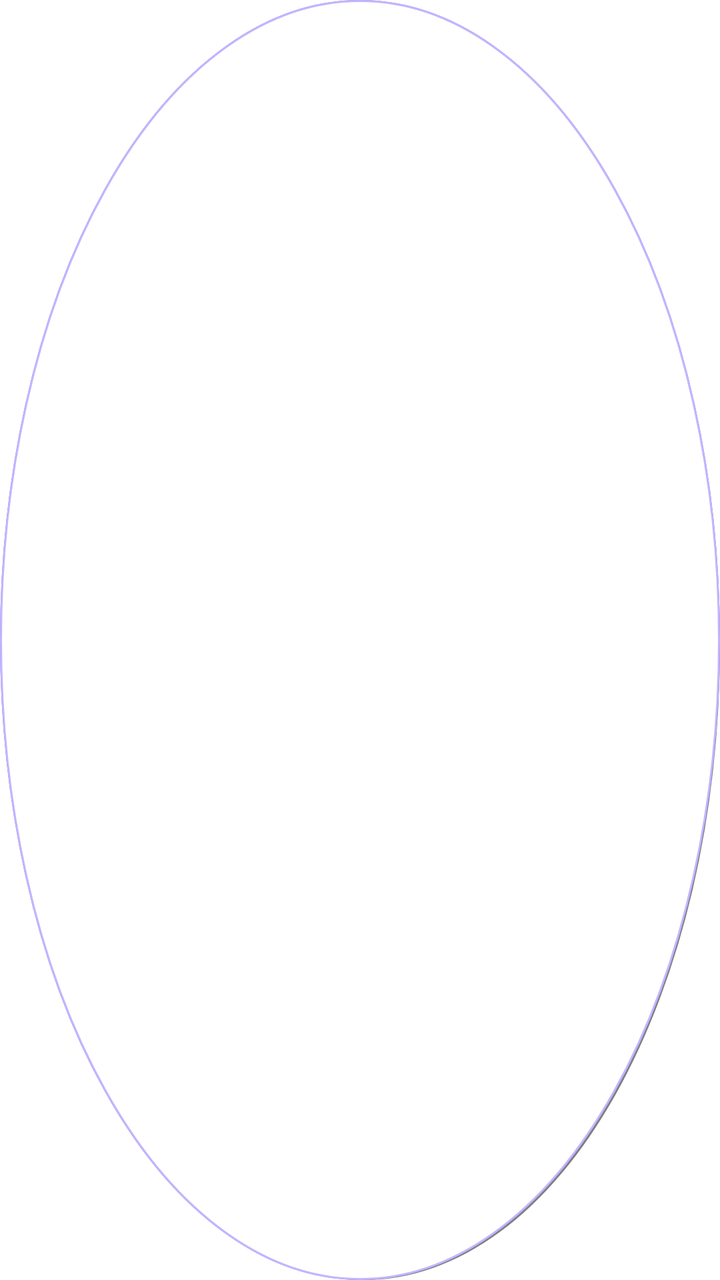
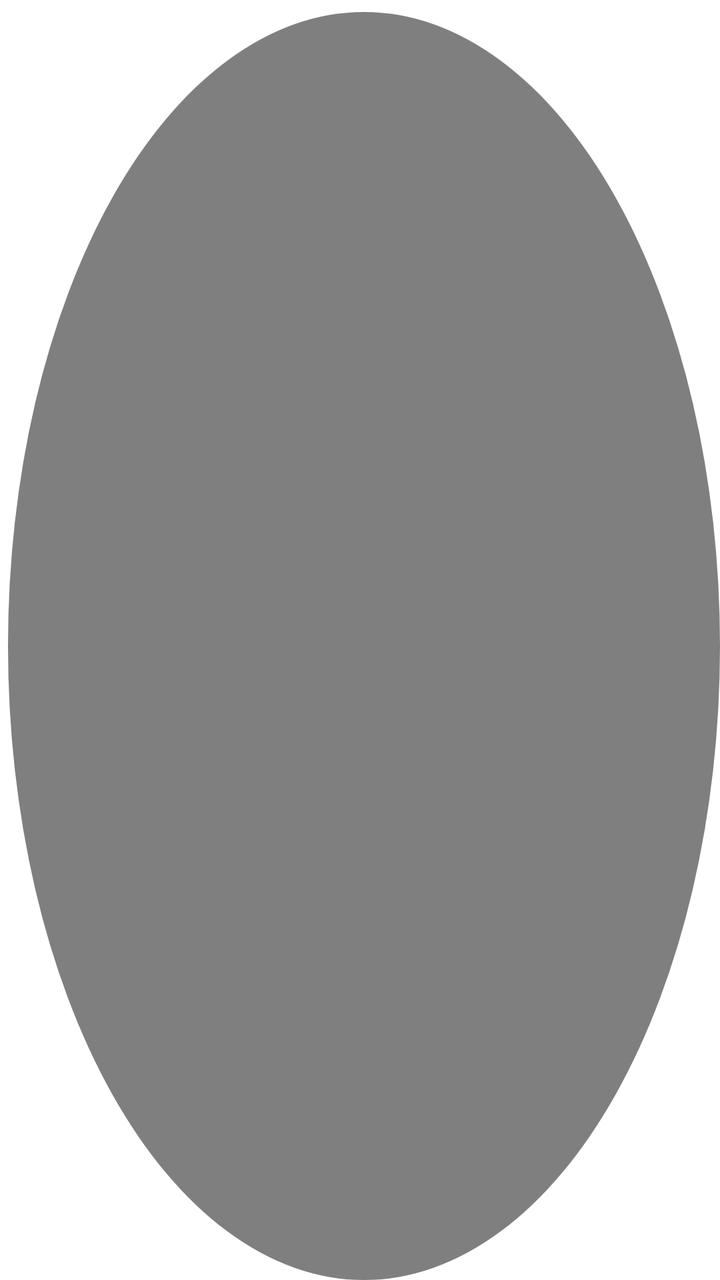

Two renders of the same Android screen: before a commit and after it. Below are the layout's source before the change and the commit's diff.
<!-- AndroidManifest.xml: application theme Theme.AIGirlFloatBall -->
<!-- res/layout/float_ball_layout.xml -->
<?xml version="1.0" encoding="utf-8"?>
<FrameLayout xmlns:android="http://schemas.android.com/apk/res/android"
    android:id="@+id/flBallRoot"
    android:layout_width="wrap_content"
    android:layout_height="wrap_content">

    
    <View
        android:id="@+id/vShadow"
        android:layout_width="match_parent"
        android:layout_height="match_parent"
        android:layout_marginStart="4dp"
        android:layout_marginTop="6dp"
        android:background="@drawable/bg_ball_shadow" />

    
    <FrameLayout
        android:id="@+id/flBallContainer"
        android:layout_width="match_parent"
        android:layout_height="match_parent"
        android:background="@drawable/bg_ball_ring">

        <ImageView
            android:id="@+id/ivCharacter"
            android:layout_width="match_parent"
            android:layout_height="match_parent"
            android:scaleType="fitCenter"
            android:padding="4dp"
            android:contentDescription="AI娘" />
    </FrameLayout>

</FrameLayout>
<!-- resources referenced by this layout -->
<resources>
  <!-- drawable bg_ball_ring (drawable) -->
  <?xml version="1.0" encoding="utf-8"?>
  <layer-list xmlns:android="http://schemas.android.com/apk/res/android">
      <item>
          <shape android:shape="oval">
              <solid android:color="#FFFFFF" />
              <stroke
                  android:width="3dp"
                  android:color="#8B5CF6" />
          </shape>
      </item>
      <item>
          <shape android:shape="oval">
              <solid android:color="#FFFFFF" />
              <stroke
                  android:width="1dp"
                  android:color="#C4B5FD" />
              <size
                  android:width="32dp"
                  android:height="32dp" />
          </shape>
      </item>
  </layer-list>
  <!-- drawable bg_ball_shadow (drawable) -->
  <?xml version="1.0" encoding="utf-8"?>
  <shape xmlns:android="http://schemas.android.com/apk/res/android"
      android:shape="oval">
      <solid android:color="#80000000" />
  </shape>
  <style name="Theme.AIGirlFloatBall" parent="Theme.MaterialComponents.DayNight.NoActionBar">
          <item name="colorPrimary">@color/purple_500</item>
          <item name="colorPrimaryVariant">@color/purple_700</item>
          <item name="colorOnPrimary">@color/white</item>
          <item name="colorSecondary">@color/teal_200</item>
          <item name="colorSecondaryVariant">@color/teal_700</item>
          <item name="colorOnSecondary">@color/black</item>
          <item name="android:statusBarColor">?attr/colorPrimaryVariant</item>
          <item name="android:windowLightStatusBar" tools:targetApi="m">false</item>
      </style>
  <color name="purple_500">#FF6200EE</color>
  <color name="purple_700">#FF3700B3</color>
  <color name="white">#FFFFFFFF</color>
  <color name="teal_200">#FF03DAC5</color>
  <color name="teal_700">#FF018786</color>
  <color name="black">#FF000000</color>
</resources>

<!-- the commit's change to res/layout/float_ball_layout.xml (unified diff, before → after) -->
@@ -1,5 +1,6 @@
 <?xml version="1.0" encoding="utf-8"?>
 <FrameLayout xmlns:android="http://schemas.android.com/apk/res/android"
+    xmlns:app="http://schemas.android.com/apk/res-auto"
     android:id="@+id/flBallRoot"
     android:layout_width="wrap_content"
     android:layout_height="wrap_content">
@@ -14,19 +15,11 @@
         android:background="@drawable/bg_ball_shadow" />
 
     
-    <FrameLayout
-        android:id="@+id/flBallContainer"
+    <com.google.android.material.imageview.ShapeableImageView
+        android:id="@+id/ivCharacter"
         android:layout_width="match_parent"
         android:layout_height="match_parent"
-        android:background="@drawable/bg_ball_ring">
-
-        <ImageView
-            android:id="@+id/ivCharacter"
-            android:layout_width="match_parent"
-            android:layout_height="match_parent"
-            android:scaleType="fitCenter"
-            android:padding="4dp"
-            android:contentDescription="AI娘" />
-    </FrameLayout>
+        android:scaleType="centerCrop"
+        app:shapeAppearance="@style/ShapeAppearance.AvatarCircle" />
 
 </FrameLayout>
<!-- resource entries referenced after the edit -->
@@ -1,34 +1,15 @@
 <!-- resources referenced by this layout -->
 <resources>
-  <!-- drawable bg_ball_ring (drawable) -->
-  <?xml version="1.0" encoding="utf-8"?>
-  <layer-list xmlns:android="http://schemas.android.com/apk/res/android">
-      <item>
-          <shape android:shape="oval">
-              <solid android:color="#FFFFFF" />
-              <stroke
-                  android:width="3dp"
-                  android:color="#8B5CF6" />
-          </shape>
-      </item>
-      <item>
-          <shape android:shape="oval">
-              <solid android:color="#FFFFFF" />
-              <stroke
-                  android:width="1dp"
-                  android:color="#C4B5FD" />
-              <size
-                  android:width="32dp"
-                  android:height="32dp" />
-          </shape>
-      </item>
-  </layer-list>
   <!-- drawable bg_ball_shadow (drawable) -->
   <?xml version="1.0" encoding="utf-8"?>
   <shape xmlns:android="http://schemas.android.com/apk/res/android"
       android:shape="oval">
       <solid android:color="#80000000" />
   </shape>
+  <style name="ShapeAppearance.AvatarCircle" parent="">
+          <item name="cornerFamily">rounded</item>
+          <item name="cornerSize">50%</item>
+      </style>
   <style name="Theme.AIGirlFloatBall" parent="Theme.MaterialComponents.DayNight.NoActionBar">
           <item name="colorPrimary">@color/purple_500</item>
           <item name="colorPrimaryVariant">@color/purple_700</item>
